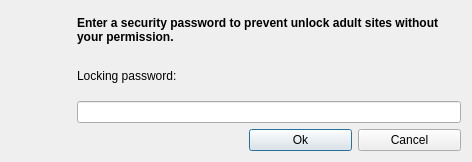
ckorn/xvst, file ui/upspassword.ui: the form before one commit.
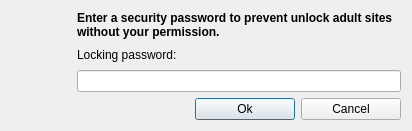
The form after the commit. Icons and pictures are not drawn.

Commit message: - Resized for better windows visualization

Diff of the .ui file:
```diff
--- a/ui/upspassword.ui
+++ b/ui/upspassword.ui
@@ -6,8 +6,8 @@
    <rect>
     <x>0</x>
     <y>0</y>
-    <width>472</width>
-    <height>162</height>
+    <width>412</width>
+    <height>131</height>
    </rect>
   </property>
   <property name="windowTitle">
```
Left out of the diff: 1 changed line with no effect on the pictures.
